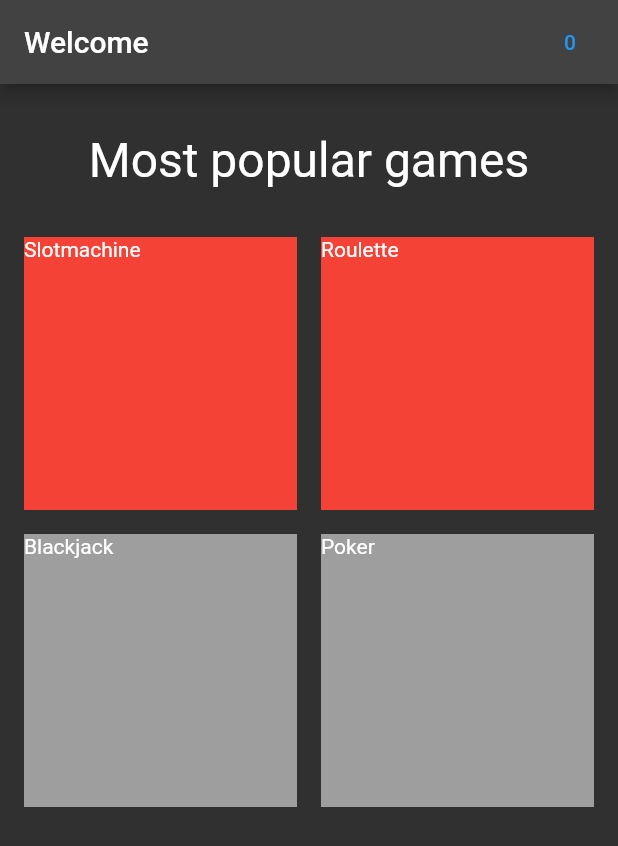
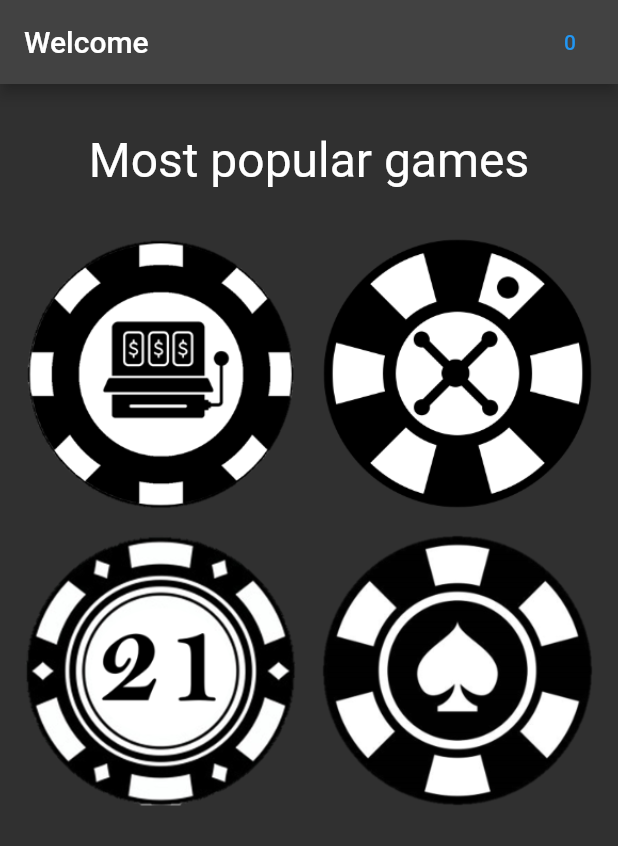
Before and after one commit to MathiasYde/casino_app, a Flutter app: the screen it shows once a user with an empty profile is signed in, on a phone screen of 412 x 824 dp. Shown: the top 846 px of the screen. Run offline on Flutter 3.47's test engine with Material 2 defaults, Android fonts, the phone set to English and light mode, and no system bars; our stand-ins replace cloud_firestore, firebase_auth, firebase_core, form_validator, freezed_annotation, hooks_riverpod; accounts and stored records are empty; generated files the repository leaves out were written again.

Commit message:
Added game page entries to home page

```diff
--- a/lib/pages/home_page.dart
+++ b/lib/pages/home_page.dart
@@ -60,11 +60,23 @@ class HomePage extends ConsumerWidget {
                   mainAxisSpacing: 16.0),
               children: [
                 buildGamePageEntry(
-                    "Slotmachine", const SlotmachinePage(), null),
-                buildGamePageEntry("Roulette", const RoulettePage(), null),
-                buildGamePageEntry("Blackjack", const BlackjackPage(), null,
+                    "Slotmachine",
+                    const SlotmachinePage(),
+                    const Image(
+                        image: AssetImage("assets/images/slotmachine.png"))),
+                buildGamePageEntry(
+                    "Roulette",
+                    const RoulettePage(),
+                    const Image(
+                        image: AssetImage("assets/images/roulette.png"))),
+                buildGamePageEntry(
+                    "Blackjack",
+                    const BlackjackPage(),
+                    const Image(
+                        image: AssetImage("assets/images/blackjack.png")),
                     enabled: false),
-                buildGamePageEntry("Poker", const PokerPage(), null,
+                buildGamePageEntry("Poker", const PokerPage(),
+                    const Image(image: AssetImage("assets/images/poker.png")),
                     enabled: false),
               ],
             ),
```
